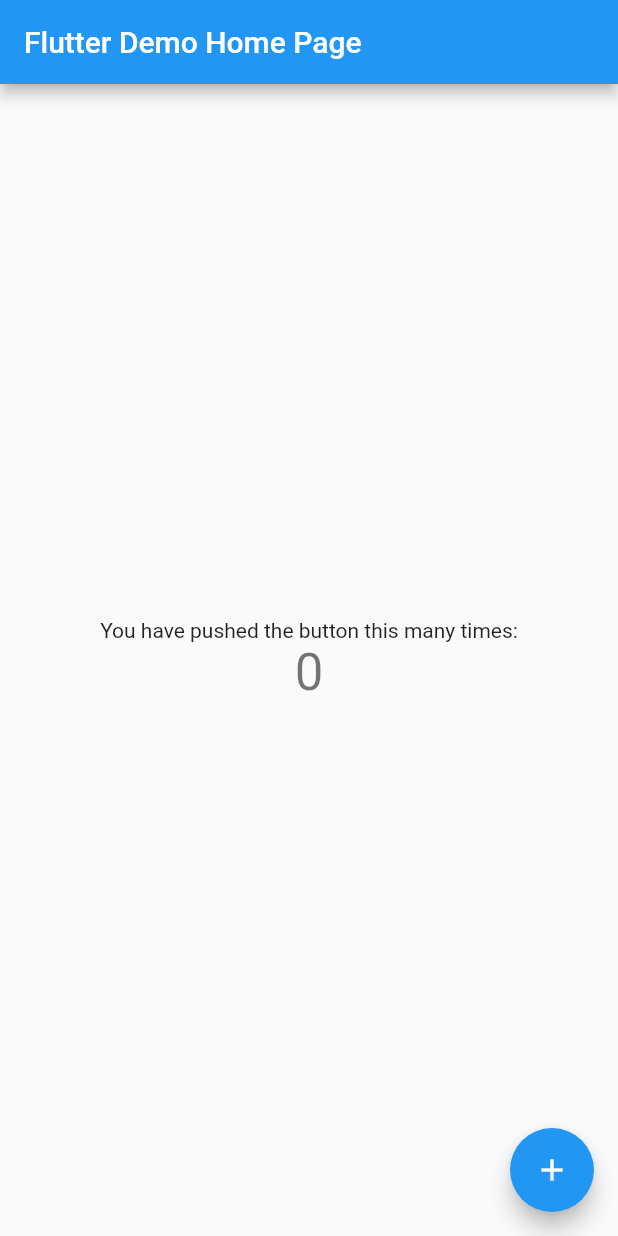
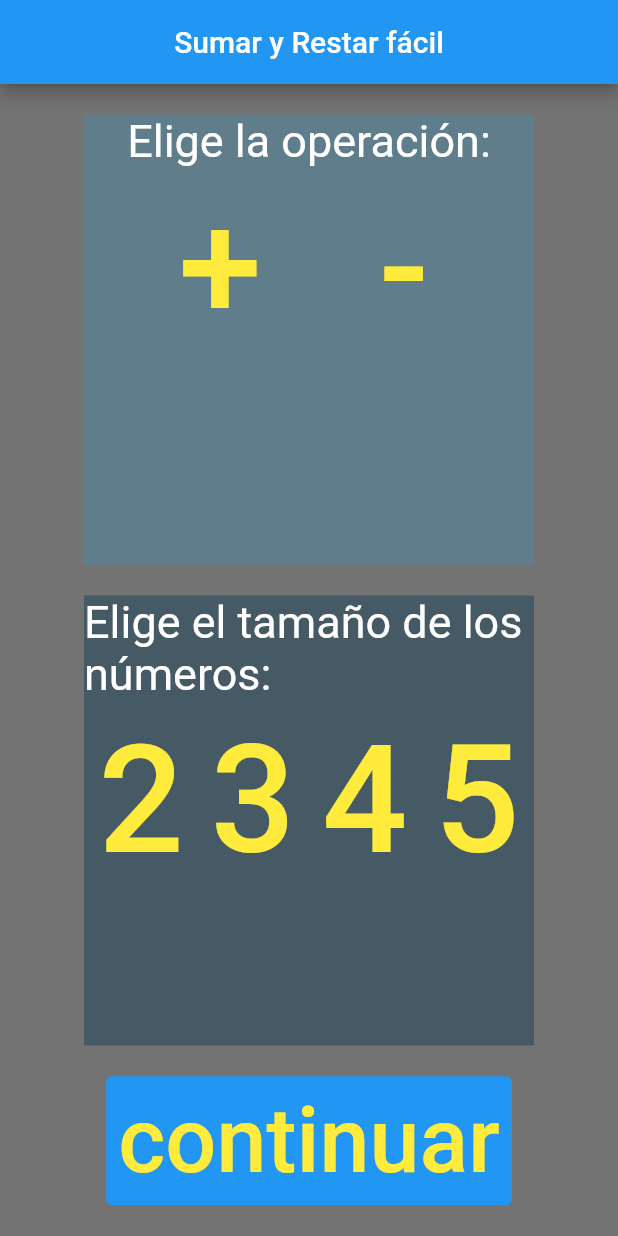
Before and after one commit to DanielDigytale/suma_resta, a Flutter app: the screen it shows after launch, on a phone screen of 412 x 824 dp. Run offline on Flutter 3.47's test engine with Material 2 defaults, Android fonts, the phone set to English and light mode, and no system bars.

Commit message:
HomePage completed but Navigation needed

```diff
--- /dev/null
+++ b/lib/homePage.dart
@@ -0,0 +1,188 @@
+import 'package:flutter/material.dart';
+
+class HomePage extends StatefulWidget {
+  const HomePage({super.key, required this.title});
+
+  final String title;
+
+  @override
+  State<HomePage> createState() => _HomePageState();
+}
+
+class _HomePageState extends State<HomePage> {
+  String _operation = '';
+  int _operationHeight = 0;
+  MaterialColor buttonColor = Colors.yellow;
+
+  void _setOperationAdd(){
+    setState(() {
+      _operation = '+';
+    });
+  }
+  void _setOperationSubtract(){
+    setState(() {
+      _operation = '-';
+    });
+  }
+
+  void _setOperationHeight({required int number}){
+    setState(() {
+      _operationHeight = number;
+    });
+  }
+
+  void _setButtonColor(){
+    setState(() {
+      if (buttonColor==Colors.yellow) {
+        buttonColor = Colors.deepOrange;
+      } else {
+        buttonColor = Colors.yellow;
+      }
+    });
+  }
+
+  @override
+  Widget build(BuildContext context) {
+    return Scaffold(
+      appBar: AppBar(
+        title: Center(child: Text(widget.title)),
+      ),
+      body: Container(
+        color: Colors.black54,
+        child: Center(
+          child: Column(
+            mainAxisAlignment: MainAxisAlignment.spaceEvenly,
+            children: <Widget>[
+              Container(
+                height: 300,
+                width: 300,
+                color: Colors.blueGrey,
+                child:Center(
+                  child: Column(
+                    children: [
+                      Text(
+                          'Elige la operación:',
+                          style: TextStyle(fontSize: 30, color: Colors.white),
+                      ),
+                      Row(
+                        mainAxisAlignment: MainAxisAlignment.spaceEvenly,
+                        children: [
+                          TextButton(
+                              onPressed: _setOperationAdd,
+                              child: Text(
+                                  '+',
+                                style: TextStyle(
+                                  fontSize: 100.0,
+                                  color: (_operation=='+')
+                                      ? Colors.deepOrange
+                                      : buttonColor,
+                                ),
+                              ),
+                          ),
+                          TextButton(
+                            onPressed: _setOperationSubtract,
+                            child: Text(
+                              '-',
+                              style: TextStyle(
+                                fontSize: 100.0,
+                                color: (_operation=='-')
+                                    ? Colors.deepOrange
+                                    : buttonColor,
+                              ),
+                            ),
+                          ),
+                        ],
+                      ),
+                    ],
+                  ),
+                ),
+              ),
+              Container(
+                height: 300,
+                width: 300,
+                color: Colors.blueGrey[700],
+                child:Center(
+                  child: Column(
+                    children: [
+                      Text(
+                          'Elige el tamaño de los números:',
+                        style: TextStyle(fontSize: 30, color: Colors.white),
+                      ),
+                      Row(
+                        mainAxisAlignment: MainAxisAlignment.spaceEvenly,
+                        children: [
+                          TextButton(
+                            onPressed: () => _setOperationHeight(number: 2),
+                            child: Text(
+                              '2',
+                              style: TextStyle(
+                                fontSize: 100.0,
+                                color: (_operationHeight==2)
+                                  ? Colors.deepOrange
+                                  : buttonColor
+                              ),
+                            ),
+                          ),
+                          TextButton(
+                            onPressed: () => _setOperationHeight(number: 3),
+                            child: Text(
+                              '3',
+                              style: TextStyle(
+                                fontSize: 100.0,
+                                color: (_operationHeight==3)
+                                    ? Colors.deepOrange
+                                    : buttonColor,
+                              ),
+                            ),
+                          ),
+                          TextButton(
+                            onPressed: () => _setOperationHeight(number: 4),
+                            child: Text(
+                              '4',
+                              style: TextStyle(
+                                fontSize: 100.0,
+                                color: (_operationHeight==4)
+                                    ? Colors.deepOrange
+                                    : buttonColor,
+                              ),
+                            ),
+                          ),
+                          TextButton(
+                            onPressed: () => _setOperationHeight(number: 5),
+                            child: Text(
+                              '5',
+                              style: TextStyle(
+                                fontSize: 100.0,
+                                color: (_operationHeight==5)
+                                    ? Colors.deepOrange
+                                    : buttonColor,
+                              ),
+                            ),
+                          ),
+                        ],
+                      ),
+                    ],
+                  ),
+                ),
+              ),
+              TextButton(
+                onPressed: _setButtonColor,
+                style: ButtonStyle(
+                    backgroundColor: MaterialStatePropertyAll(Colors.blue),
+                ),
+                child: Text(
+                  'continuar',
+                  style: TextStyle(
+                    fontSize: 60.0,
+                    color: buttonColor,
+                  ),
+                ),
+              ),
+            ],
+          ),
+        ),
+      ),
+
+    );
+  }
+}
--- a/lib/main.dart
+++ b/lib/main.dart
@@ -1,4 +1,5 @@
 import 'package:flutter/material.dart';
+import 'homePage.dart';
 
 void main() {
   runApp(const MyApp());
@@ -7,109 +8,16 @@
 class MyApp extends StatelessWidget {
   const MyApp({super.key});
 
-  // This widget is the root of your application.
   @override
   Widget build(BuildContext context) {
     return MaterialApp(
-      title: 'Flutter Demo',
+      title: 'App to sum and rest',
       theme: ThemeData(
-        // This is the theme of your application.
-        //
-        // Try running your application with "flutter run". You'll see the
-        // application has a blue toolbar. Then, without quitting the app, try
-        // changing the primarySwatch below to Colors.green and then invoke
-        // "hot reload" (press "r" in the console where you ran "flutter run",
-        // or simply save your changes to "hot reload" in a Flutter IDE).
-        // Notice that the counter didn't reset back to zero; the application
-        // is not restarted.
         primarySwatch: Colors.blue,
       ),
-      home: const MyHomePage(title: 'Flutter Demo Home Page'),
+      home: const HomePage(
+          title: 'Sumar y Restar fácil'
+      ),
     );
   }
 }
-
-class MyHomePage extends StatefulWidget {
-  const MyHomePage({super.key, required this.title});
-
-  // This widget is the home page of your application. It is stateful, meaning
-  // that it has a State object (defined below) that contains fields that affect
-  // how it looks.
-
-  // This class is the configuration for the state. It holds the values (in this
-  // case the title) provided by the parent (in this case the App widget) and
-  // used by the build method of the State. Fields in a Widget subclass are
-  // always marked "final".
-
-  final String title;
-
-  @override
-  State<MyHomePage> createState() => _MyHomePageState();
-}
-
-class _MyHomePageState extends State<MyHomePage> {
-  int _counter = 0;
-
-  void _incrementCounter() {
-    setState(() {
-      // This call to setState tells the Flutter framework that something has
-      // changed in this State, which causes it to rerun the build method below
-      // so that the display can reflect the updated values. If we changed
-      // _counter without calling setState(), then the build method would not be
-      // called again, and so nothing would appear to happen.
-      _counter++;
-    });
-  }
-
-  @override
-  Widget build(BuildContext context) {
-    // This method is rerun every time setState is called, for instance as done
-    // by the _incrementCounter method above.
-    //
-    // The Flutter framework has been optimized to make rerunning build methods
-    // fast, so that you can just rebuild anything that needs updating rather
-    // than having to individually change instances of widgets.
-    return Scaffold(
-      appBar: AppBar(
-        // Here we take the value from the MyHomePage object that was created by
-        // the App.build method, and use it to set our appbar title.
-        title: Text(widget.title),
-      ),
-      body: Center(
-        // Center is a layout widget. It takes a single child and positions it
-        // in the middle of the parent.
-        child: Column(
-          // Column is also a layout widget. It takes a list of children and
-          // arranges them vertically. By default, it sizes itself to fit its
-          // children horizontally, and tries to be as tall as its parent.
-          //
-          // Invoke "debug painting" (press "p" in the console, choose the
-          // "Toggle Debug Paint" action from the Flutter Inspector in Android
-          // Studio, or the "Toggle Debug Paint" command in Visual Studio Code)
-          // to see the wireframe for each widget.
-          //
-          // Column has various properties to control how it sizes itself and
-          // how it positions its children. Here we use mainAxisAlignment to
-          // center the children vertically; the main axis here is the vertical
-          // axis because Columns are vertical (the cross axis would be
-          // horizontal).
-          mainAxisAlignment: MainAxisAlignment.center,
-          children: <Widget>[
-            const Text(
-              'You have pushed the button this many times:',
-            ),
-            Text(
-              '$_counter',
-              style: Theme.of(context).textTheme.headlineMedium,
-            ),
-          ],
-        ),
-      ),
-      floatingActionButton: FloatingActionButton(
-        onPressed: _incrementCounter,
-        tooltip: 'Increment',
-        child: const Icon(Icons.add),
-      ), // This trailing comma makes auto-formatting nicer for build methods.
-    );
-  }
-}
```
